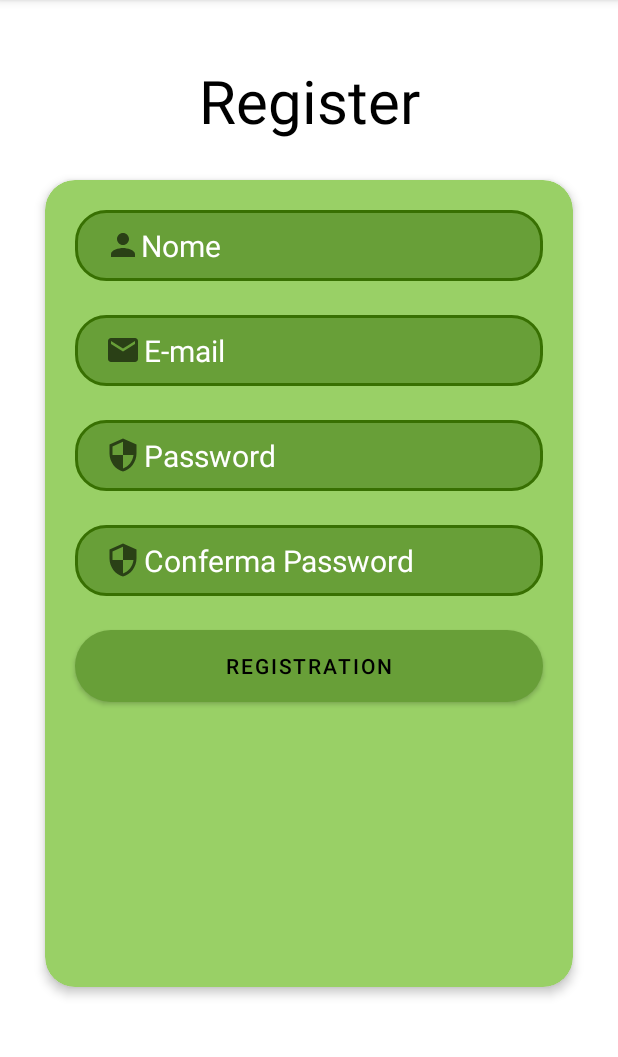
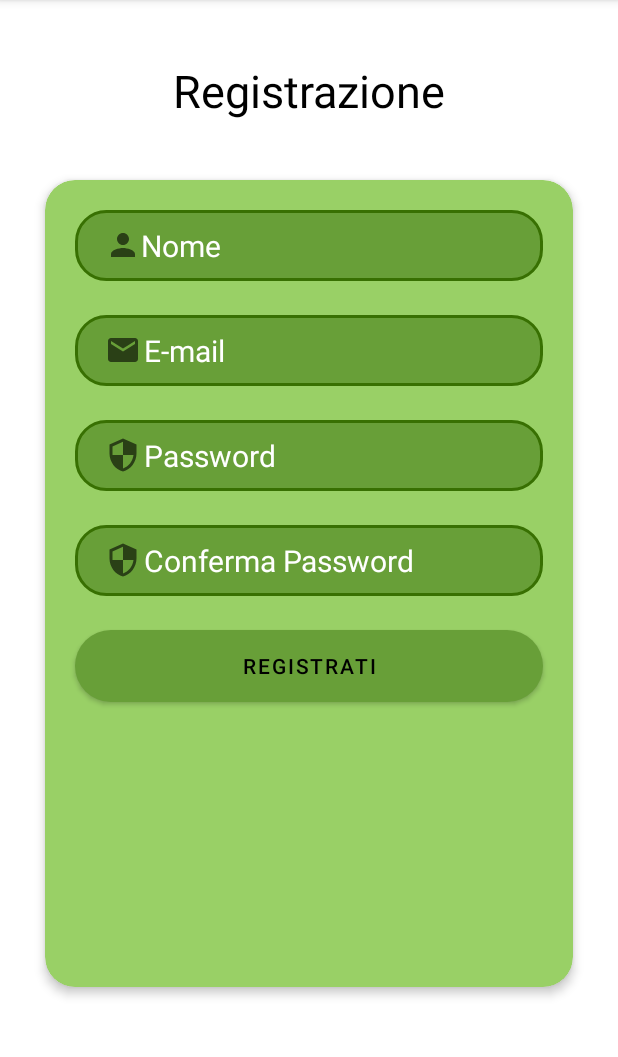
Before and after one commit to Salvomarotta99/4ZampeAndroid, an Android app: the fragment RegistrationFragment shown on its own in the app's theme, on a phone screen of 412 x 824 dp, the part 84-1141 px from its top. Run offline under Robolectric (Android 15) with nearby library versions, the phone set to English and light mode, and no system bars; Roboto replaces fonts that are not available here.

Commit message:
Fragment Register finito

```diff
--- a/app/src/main/res/layout/fragment_registration.xml
+++ b/app/src/main/res/layout/fragment_registration.xml
@@ -13,10 +13,10 @@
         android:layout_marginTop="40dp"
         android:layout_marginEnd="40dp"
         android:fontFamily="@font/roboto_bold"
-        android:text="Register"
+        android:text="Registrazione"
         android:textAlignment="center"
         android:textColor="@color/black"
-        android:textSize="40dp" />
+        android:textSize="30dp" />
 
     <androidx.cardview.widget.CardView
         android:layout_width="match_parent"
@@ -117,7 +117,7 @@
             android:layout_marginEnd="20dp"
             android:background="@drawable/quiz_btn"
             android:elevation="4dp"
-            android:text="Registration"
+            android:text="Registrati"
             android:textColor="@color/black"
             app:backgroundTint="empty" />
     </androidx.cardview.widget.CardView>
```
